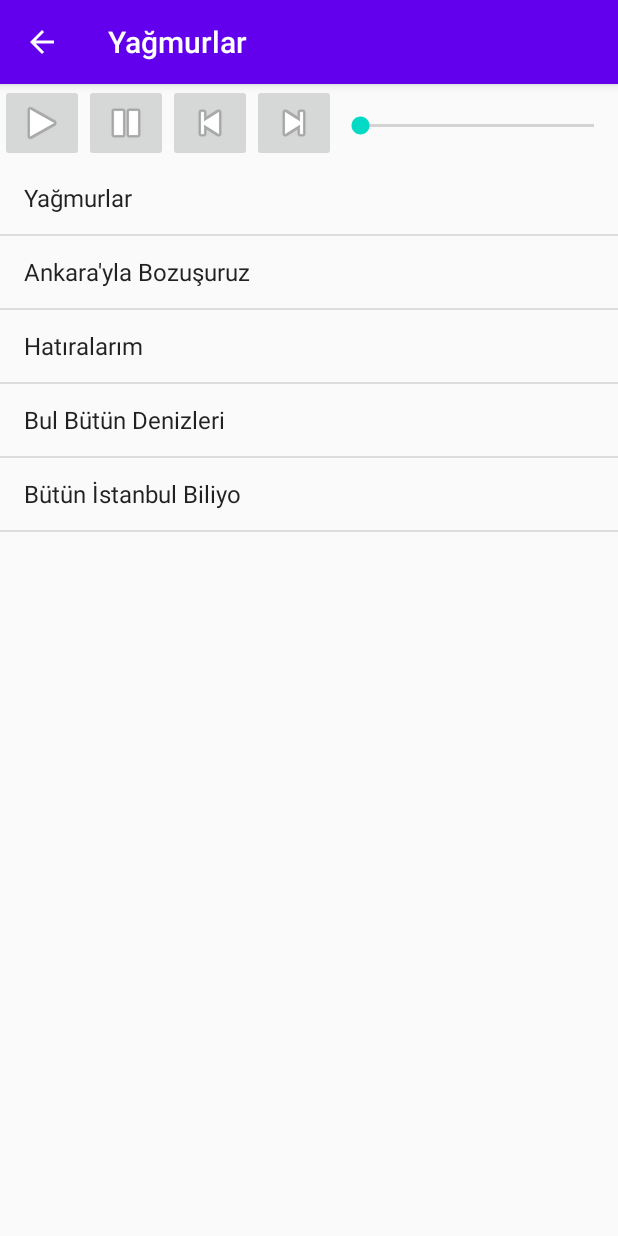
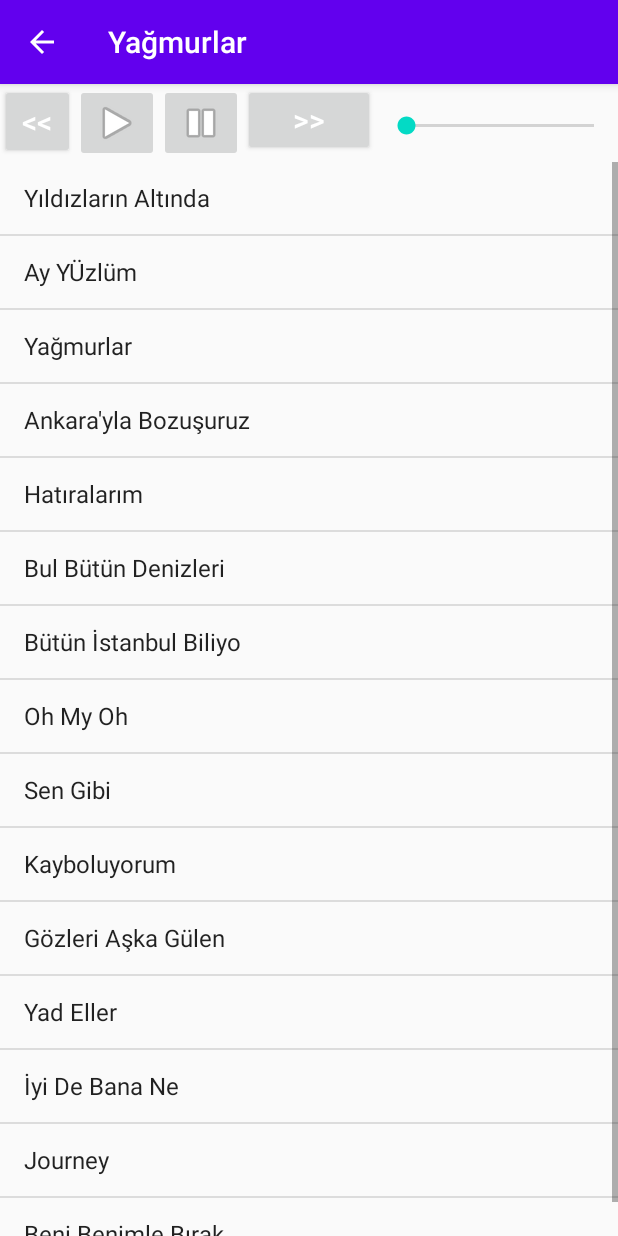
Before and after one commit to smhtrksvr/MuzikSizsiniz, an Android app: the screen it shows after launch (ListingActivity), after a tap on "Yağmurlar", on a phone screen of 412 x 824 dp. Run offline under Robolectric (Android 15) with nearby library versions, the phone set to English and light mode, and no system bars; 2 other taps on this screen came first.

Commit message:
second update

```diff
--- a/app/src/main/java/com/semih/MuzikSizsiniz/ListingActivity.java
+++ b/app/src/main/java/com/semih/MuzikSizsiniz/ListingActivity.java
@@ -5,27 +5,36 @@ import androidx.appcompat.app.AppCompatActivity;
 import android.content.Context;
 import android.database.Cursor;
 import android.database.sqlite.SQLiteDatabase;
+import android.icu.text.Transliterator;
+import android.location.Location;
 import android.media.AudioManager;
 import android.media.MediaPlayer;
 import android.net.Uri;
 import android.os.Bundle;
+import android.os.Handler;
 import android.util.Log;
 import android.view.View;
 import android.widget.AdapterView;
 import android.widget.ArrayAdapter;
+import android.widget.Button;
 import android.widget.ImageButton;
 import android.widget.ListView;
+import android.widget.SeekBar;
 
+import java.io.IOException;
 import java.util.ArrayList;
-import com.google.android.gms.tasks.OnSuccessListener;
-import com.google.firebase.storage.FirebaseStorage;
-import com.google.firebase.storage.StorageReference;
 
 public class ListingActivity extends AppCompatActivity {
     ListView lv;
+    SeekBar seekBar;
+    Button btnoncekiSarki, btnsonrakiSarki;
     MediaPlayer mediaPlayer;
     Context context;
     ArrayList<Muzik> muzikler;
+    Handler handler;
+    Runnable runnable;
+    int position;
+
 
     public void muzikleriListele(String dbAdi, ArrayList<Muzik> muzikler,String aranan) {
         SQLiteDatabase db = openOrCreateDatabase(dbAdi, MODE_PRIVATE, null);
@@ -48,31 +57,6 @@ public class ListingActivity extends AppCompatActivity {
         protected void onCreate(Bundle savedInstanceState) {
             super.onCreate(savedInstanceState);
             setContentView(R.layout.activity_listing);
-            FirebaseStorage storage=FirebaseStorage.getInstance();
-            StorageReference storageRef=storage.getReferenceFromUrl("https://firebasestorage.googleapis.com/v0/b/muzikapp-7a80f.appspot.com/o/An%C4%B1l%20Piyanc%C4%B1%20-%20feat%20Perdenin%20Ard%C4%B1ndakiler-Ya%C4%9Fmurlar.mp3?alt=media&token=d45f801f-2573-4a80-8760-8b5cf2b99cec");
-            storageRef.getDownloadUrl().addOnSuccessListener(new OnSuccessListener<Uri>() {
-                @Override
-                public void onSuccess(Uri uri) {myUri=uri.toString();}});
-            FirebaseStorage storage1=FirebaseStorage.getInstance();
-            StorageReference storageRef1=storage1.getReferenceFromUrl("https://firebasestorage.googleapis.com/v0/b/muzikapp-7a80f.appspot.com/o/Perdenin%20Ardındakiler%20-%20Ankara%20yla%20Bozuşuruz.mp3?alt=media&token=496800d1-4c97-4114-8b0f-adce6be89f08");
-            storageRef1.getDownloadUrl().addOnSuccessListener(new OnSuccessListener<Uri>() {
-                @Override
-                public void onSuccess(Uri uri) {myUri=uri.toString(); }});
-            FirebaseStorage storage2=FirebaseStorage.getInstance();
-            StorageReference storageRef2=storage2.getReferenceFromUrl("https://firebasestorage.googleapis.com/v0/b/muzikapp-7a80f.appspot.com/o/Perdenin%20Ardındakiler%20-%20Hatıralarım.mp3?alt=media&token=7f1ce669-95ea-41f0-af79-e03555688e31");
-            storageRef2.getDownloadUrl().addOnSuccessListener(new OnSuccessListener<Uri>() {
-                @Override
-                public void onSuccess(Uri uri) {myUri=uri.toString();}});
-            FirebaseStorage storage3=FirebaseStorage.getInstance();
-            StorageReference storageRef3=storage3.getReferenceFromUrl("https://firebasestorage.googleapis.com/v0/b/muzikapp-7a80f.appspot.com/o/Perdenin%20Ardındakiler%20-%20Bul%20Bütün%20Denizleri.mp3?alt=media&token=eab191af-4351-4473-b6e2-ecac37d4fd88");
-            storageRef3.getDownloadUrl().addOnSuccessListener(new OnSuccessListener<Uri>() {
-                @Override
-                public void onSuccess(Uri uri) {myUri=uri.toString();}});
-            FirebaseStorage storage4=FirebaseStorage.getInstance();
-            StorageReference storageRef4=storage4.getReferenceFromUrl("https://firebasestorage.googleapis.com/v0/b/muzikapp-7a80f.appspot.com/o/İkiye%20On%20Kala%20-%20Bütün%20İstanbul%20Biliyo.mp3?alt=media&token=4f2596d2-371a-4482-b945-38163993e584");
-            storageRef4.getDownloadUrl().addOnSuccessListener(new OnSuccessListener<Uri>() {
-                @Override
-                public void onSuccess(Uri uri) {myUri=uri.toString();}});
 
             context = this;
             this.getSupportActionBar().setDisplayHomeAsUpEnabled(true);
@@ -80,18 +64,29 @@ public class ListingActivity extends AppCompatActivity {
             muzikler=new ArrayList<>();
             String aranan = getIntent().getStringExtra("aranan");
             muzikleriListele("myDB",muzikler,aranan);
-
-            muzikler.add(new Muzik("Yağmurlar","https://firebasestorage.googleapis.com/v0/b/muzikapp-7a80f.appspot.com/o/An%C4%B1l%20Piyanc%C4%B1%20-%20feat%20Perdenin%20Ard%C4%B1ndakiler-Ya%C4%9Fmurlar.mp3?alt=media&token=d45f801f-2573-4a80-8760-8b5cf2b99cec","Anıl Piyancı & Perdenin Ardındakiler","Albüm",10));
-            muzikler.add(new Muzik("Ankara'yla Bozuşuruz","https://firebasestorage.googleapis.com/v0/b/muzikapp-7a80f.appspot.com/o/Perdenin%20Ardındakiler%20-%20Ankara%20yla%20Bozuşuruz.mp3?alt=media&token=496800d1-4c97-4114-8b0f-adce6be89f08","Perdenin Ardındakiler","Albüm",10));
-            muzikler.add(new Muzik("Hatıralarım","https://firebasestorage.googleapis.com/v0/b/muzikapp-7a80f.appspot.com/o/Perdenin%20Ardındakiler%20-%20Hatıralarım.mp3?alt=media&token=7f1ce669-95ea-41f0-af79-e03555688e31","Perdenin Ardındakiler","Albüm",10));
-            muzikler.add(new Muzik("Bul Bütün Denizleri","https://firebasestorage.googleapis.com/v0/b/muzikapp-7a80f.appspot.com/o/Perdenin%20Ardındakiler%20-%20Bul%20Bütün%20Denizleri.mp3?alt=media&token=eab191af-4351-4473-b6e2-ecac37d4fd88","Perdenin Ardındakiler","Albüm",10));
-            muzikler.add(new Muzik("Bütün İstanbul Biliyo","https://firebasestorage.googleapis.com/v0/b/muzikapp-7a80f.appspot.com/o/İkiye%20On%20Kala%20-%20Bütün%20İstanbul%20Biliyo.mp3?alt=media&token=4f2596d2-371a-4482-b945-38163993e584","İkiye On Kala","Albüm",10));
+            muzikler.add(new Muzik("Yıldızların Altında","https://firebasestorage.googleapis.com/v0/b/muzikapp-7a80f.appspot.com/o/Kargo%20-%20Yıldızların%20Altında%20Official%20Video.mp3?alt=media&token=b91a16ef-9b37-4a9b-8e6b-1c48901f1111","Kargo","Albüm",1));
+            muzikler.add(new Muzik("Ay YÜzlüm","https://firebasestorage.googleapis.com/v0/b/muzikapp-7a80f.appspot.com/o/Nahidə%20Babaşli%20-%20Ay%20yüzlüm%20%20%2025%20Nisan%202018.mp3?alt=media&token=db545ed0-acfa-499b-8a5d-b2d87d3b3f50","Nahidə Babaşli","Albüm",2));
+            muzikler.add(new Muzik("Yağmurlar","https://firebasestorage.googleapis.com/v0/b/muzikapp-7a80f.appspot.com/o/An%C4%B1l%20Piyanc%C4%B1%20-%20feat%20Perdenin%20Ard%C4%B1ndakiler-Ya%C4%9Fmurlar.mp3?alt=media&token=d45f801f-2573-4a80-8760-8b5cf2b99cec","Anıl Piyancı & Perdenin Ardındakiler","Albüm",3));
+            muzikler.add(new Muzik("Ankara'yla Bozuşuruz","https://firebasestorage.googleapis.com/v0/b/muzikapp-7a80f.appspot.com/o/Perdenin%20Ardındakiler%20-%20Ankara%20yla%20Bozuşuruz.mp3?alt=media&token=496800d1-4c97-4114-8b0f-adce6be89f08","Perdenin Ardındakiler","Albüm",4));
+            muzikler.add(new Muzik("Hatıralarım","https://firebasestorage.googleapis.com/v0/b/muzikapp-7a80f.appspot.com/o/Perdenin%20Ardındakiler%20-%20Hatıralarım.mp3?alt=media&token=7f1ce669-95ea-41f0-af79-e03555688e31","Perdenin Ardındakiler","Albüm",5));
+            muzikler.add(new Muzik("Bul Bütün Denizleri","https://firebasestorage.googleapis.com/v0/b/muzikapp-7a80f.appspot.com/o/Perdenin%20Ardındakiler%20-%20Bul%20Bütün%20Denizleri.mp3?alt=media&token=eab191af-4351-4473-b6e2-ecac37d4fd88","Perdenin Ardındakiler","Albüm",6));
+            muzikler.add(new Muzik("Bütün İstanbul Biliyo","https://firebasestorage.googleapis.com/v0/b/muzikapp-7a80f.appspot.com/o/İkiye%20On%20Kala%20-%20Bütün%20İstanbul%20Biliyo.mp3?alt=media&token=4f2596d2-371a-4482-b945-38163993e584","İkiye On Kala","Albüm",7));
+            muzikler.add(new Muzik("Oh My Oh","https://firebasestorage.googleapis.com/v0/b/muzikapp-7a80f.appspot.com/o/Camila%20Cabello%20ft.%20DaBaby%20-%20My%20Oh%20My%20Danny%20Dove%20Remix%20INFINITY%20BASS%20%23enjoybeauty%20%23onevideveryday.mp3?alt=media&token=38f47d25-92e2-4e7a-8e14-b5a34b732603","Camila Cabello ft. DaBaby","Albüm",8));
+            muzikler.add(new Muzik("Sen Gibi","https://firebasestorage.googleapis.com/v0/b/muzikapp-7a80f.appspot.com/o/Taladro%20-%20Sen%20Gibi%20(%20Bir%20Pişmanlık%20Hikayesi%20).mp3?alt=media&token=ea29b568-b281-4282-8827-bc710128c5a4","Taladro","Albüm",9));
+            muzikler.add(new Muzik("Kayboluyorum","https://firebasestorage.googleapis.com/v0/b/muzikapp-7a80f.appspot.com/o/Sedef%20Sebüktekin%20-%20Kayboluyorum%20(Süt)%20(feat.%20Canozan).mp3?alt=media&token=48e34c8a-e1d9-40f7-8dde-15191109d116","Sedef Sebüktekim & Can Ozan","Albüm",10));
+            muzikler.add(new Muzik("Gözleri Aşka Gülen","https://firebasestorage.googleapis.com/v0/b/muzikapp-7a80f.appspot.com/o/Nilipek.%20-%20Gözleri%20Aşka%20Gülen.mp3?alt=media&token=be0f676b-06ca-4a26-a7a9-e7fef0661e6f","Nil İpek","Albüm",11));
+            muzikler.add(new Muzik("Yad Eller","https://firebasestorage.googleapis.com/v0/b/muzikapp-7a80f.appspot.com/o/maNga%20-%20Yad%20Eller.mp3?alt=media&token=f9ea2dc4-4c44-4a4a-a13b-8f790af634f8","Manga","Albüm",12));
+            muzikler.add(new Muzik("İyi De Bana Ne","https://firebasestorage.googleapis.com/v0/b/muzikapp-7a80f.appspot.com/o/Duman%20-%20İyi%20De%20Bana%20Ne.mp3?alt=media&token=8b617e23-fe71-4798-b712-3c2e2b825372","Duman","Albüm",13));
+            muzikler.add(new Muzik("Journey","https://firebasestorage.googleapis.com/v0/b/muzikapp-7a80f.appspot.com/o/Mark%20Eliyahu%20-%20Journey%20(official%20video).mp3?alt=media&token=d3c1cedb-ff50-445d-a5c8-da54b07a545d","Mark Eliyahu","Albüm",14));
+            muzikler.add(new Muzik("Beni Benimle Bırak","https://firebasestorage.googleapis.com/v0/b/muzikapp-7a80f.appspot.com/o/Manga%20-%20Beni%20Benimle%20Bırak%202009%20(Şehr-i%20Hüzün).mp3?alt=media&token=b6b53cb3-c86c-435f-8430-3fb09f99796c","Manga","Albüm",15));
 
             ArrayAdapter<Muzik> musicArrayAdapter = new ArrayAdapter<Muzik>(this,android.R.layout.simple_list_item_1,muzikler);
             mediaPlayer = new MediaPlayer();
             mediaPlayer.setAudioStreamType(AudioManager.STREAM_MUSIC);
             lv = (ListView)findViewById(R.id.listeGorunumu);
             lv.setAdapter(musicArrayAdapter);
+            seekBar= findViewById(R.id.seekBar);
+            handler= new Handler();
             ImageButton btnPlay = (ImageButton)findViewById(R.id.oynat);
             btnPlay.setOnClickListener(new View.OnClickListener(){
                 @Override
@@ -99,24 +94,82 @@ public class ListingActivity extends AppCompatActivity {
                     mediaPlayer.start();
                 }
             });
-            ImageButton btnStop = (ImageButton)findViewById(R.id.durdur);
-            btnStop.setOnClickListener(new View.OnClickListener(){
+            ImageButton btnPause = (ImageButton)findViewById(R.id.durdur);
+            btnPause.setOnClickListener(new View.OnClickListener(){
+                @Override
+                public void onClick(View v){
+                    mediaPlayer.pause();
+                }
+            });
+            Button btnoncekiSarki = (Button)findViewById(R.id.oncekiSarki);
+            btnoncekiSarki.setOnClickListener(new View.OnClickListener(){
                 @Override
                 public void onClick(View v){
                     mediaPlayer.stop();
+                    mediaPlayer.reset();
+                    try {
+                        Uri myUri = Uri.parse(muzikler.get(position - 1).getMuzikUrl());
+                        try {
+                            mediaPlayer.setDataSource(context, myUri);
+                            mediaPlayer.prepare();
+                            if(!mediaPlayer.isPlaying()){
+                                mediaPlayer.start();
+                            }else{
+                                mediaPlayer.reset();
+                            }
+                        } catch (IOException e) {
+                            e.printStackTrace();
+                        }
+
+
+                    } catch (Exception e){
+
+                    }
+                    setTitle(muzikler.get(position - 1).getMuzikAdi());
+                }
+            });
+            Button btnsonrakiSarki = (Button)findViewById(R.id.sonrakiSarki);
+            btnsonrakiSarki.setOnClickListener(new View.OnClickListener(){
+                @Override
+                public void onClick(View v){
+                    mediaPlayer.stop();
+                    mediaPlayer.reset();
+                    try {
+                        Uri myUri = Uri.parse(muzikler.get(position + 1).getMuzikUrl());
+                        try {
+                            mediaPlayer.setDataSource(context, myUri);
+                            mediaPlayer.prepare();
+                            if(!mediaPlayer.isPlaying()){
+                                mediaPlayer.start();
+                            }else{
+                                mediaPlayer.reset();
+                            }
+                        } catch (IOException e) {
+                            e.printStackTrace();
+                        }
+
+
+                    } catch (Exception e){
+
+                    }
+                    setTitle(muzikler.get(position + 1).getMuzikAdi());
                 }
             });
             lv.setOnItemClickListener(new AdapterView.OnItemClickListener() {
                 @Override
-                public void onItemClick(AdapterView<?> parent, View view, int position, long id) {
+                public void onItemClick(AdapterView<?> parent, View view,int position, long id) {
+                    mediaPlayer.stop();
+                    mediaPlayer.reset();
                     try {
                         Uri myUri = Uri.parse(muzikler.get(position).getMuzikUrl());
                         try {
                             mediaPlayer.setDataSource(context, myUri);
-                            mediaPlayer.prepare(); //don't use prepareAsync for mp3 playback
-                            //mediaPlayer.start();
+                            mediaPlayer.prepare();
+                            seekBar.setMax(mediaPlayer.getDuration());
+                            changeSeekbar();
                             if(!mediaPlayer.isPlaying()){
                                 mediaPlayer.start();
+                                changeSeekbar();
                             }else{
                                 mediaPlayer.reset();
                             }
@@ -124,8 +177,45 @@ public class ListingActivity extends AppCompatActivity {
                             e.printStackTrace();
                         }
                         setTitle(muzikler.get(position).getMuzikAdi());
-                    }catch (Exception e){}
+
+
+                        seekBar.setOnSeekBarChangeListener(new SeekBar.OnSeekBarChangeListener() {
+                            @Override
+                            public void onProgressChanged(SeekBar seekBar, int i, boolean b) {
+                                if (b){
+                                    mediaPlayer.seekTo(i);
+                                }
+                            }
+
+                            @Override
+                            public void onStartTrackingTouch(SeekBar seekBar) {
+
+                            }
+
+                            @Override
+                            public void onStopTrackingTouch(SeekBar seekBar) {
+
+                            }
+                        });
+
+                    }
+                    catch (Exception e){}
+                }
+
+                private void changeSeekbar() {
+                    seekBar.setProgress(mediaPlayer.getCurrentPosition());
+
+                    if (mediaPlayer.isPlaying()){
+                        runnable = new Runnable(){
+                            @Override
+                            public void run(){
+                                changeSeekbar();
+                            }
+                        };
+                        handler.postDelayed(runnable, 1000);
+                    }
                 }
             });
+
     }
 }
--- a/app/src/main/res/layout/activity_listing.xml
+++ b/app/src/main/res/layout/activity_listing.xml
@@ -19,7 +19,7 @@
         android:layout_height="wrap_content"
         app:srcCompat="@android:drawable/ic_media_play"
         android:layout_alignParentTop="true"
-        android:layout_alignParentStart="true" />
+        android:layout_toEndOf="@+id/oncekiSarki" />
 
     <ImageButton
         android:id="@+id/durdur"
@@ -29,21 +29,25 @@
         android:layout_toEndOf="@+id/oynat"
         app:srcCompat="@android:drawable/ic_media_pause" />
 
-    <ImageButton
-        android:id="@+id/oncekiSarkı"
+    <Button
+        android:id="@+id/oncekiSarki"
+        android:layout_width="50dp"
+        android:layout_height="50dp"
+        android:layout_alignParentTop="true"
+        android:layout_alignParentStart="true"
+        android:text="&lt;&lt;"
+        android:textSize="20dp"
+        android:textColor="#ffffff"/>
+
+    <Button
+        android:id="@+id/sonrakiSarki"
         android:layout_width="wrap_content"
         android:layout_height="wrap_content"
         android:layout_alignParentTop="true"
         android:layout_toEndOf="@+id/durdur"
-        app:srcCompat="@android:drawable/ic_media_previous" />
-
-    <ImageButton
-        android:id="@+id/sonrakiSarkı"
-        android:layout_width="wrap_content"
-        android:layout_height="wrap_content"
-        android:layout_alignParentTop="true"
-        android:layout_toEndOf="@+id/oncekiSarkı"
-        app:srcCompat="@android:drawable/ic_media_next" />
+        android:text="&gt;&gt;"
+        android:textSize="20dp"
+        android:textColor="#ffffff" />
 
     <SeekBar
         android:id="@+id/seekBar"
@@ -53,7 +57,7 @@
         android:layout_above="@+id/listeGorunumu"
         android:layout_alignParentEnd="true"
         android:layout_marginBottom="15dp"
-        android:layout_toEndOf="@+id/sonrakiSarkı"
+        android:layout_toEndOf="@+id/sonrakiSarki"
         android:max="100" />
 
 </RelativeLayout>
--- a/build.gradle
+++ b/build.gradle
@@ -8,7 +8,7 @@ buildscript {
 
     }
     dependencies {
-        classpath 'com.android.tools.build:gradle:3.6.1'
+        classpath 'com.android.tools.build:gradle:4.0.0'
         classpath 'com.google.gms:google-services:4.3.3'
 
 
```
Also changed, not shown: gradle/wrapper/gradle-wrapper.properties.
